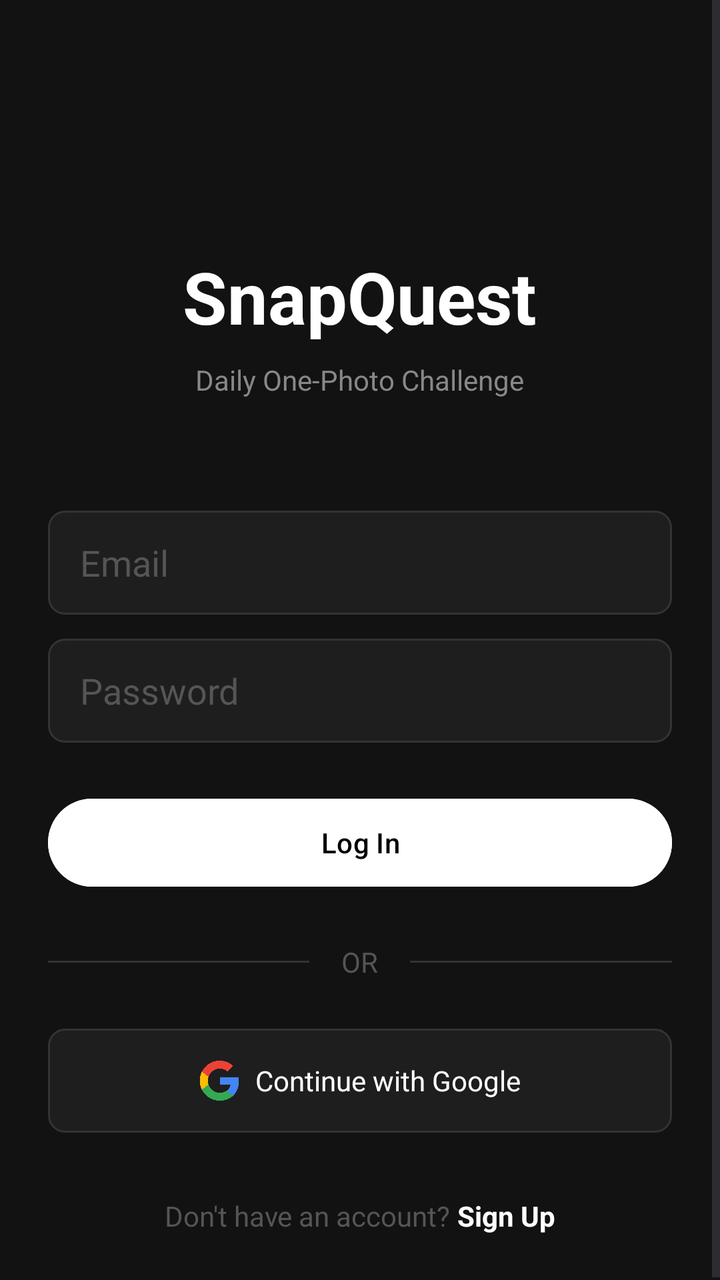
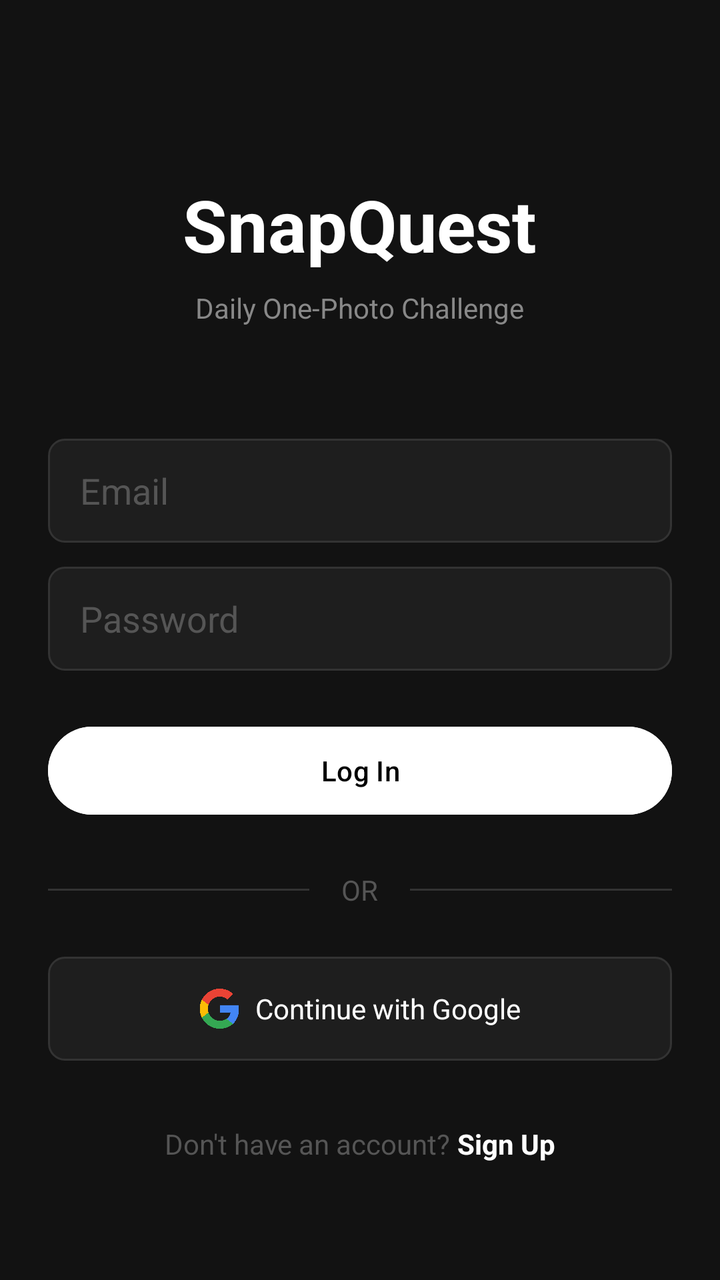

Compare the two renders of this Android layout. The source of the first and the diff that turns it into the second are given below.
<!-- AndroidManifest.xml: application theme Theme.SnapQuest -->
<!-- res/layout/activity_main.xml -->
<?xml version="1.0" encoding="utf-8"?>
<ScrollView xmlns:android="http://schemas.android.com/apk/res/android"
    android:layout_width="match_parent"
    android:layout_height="match_parent"
    android:background="#121212">

    <LinearLayout
        android:layout_width="match_parent"
        android:layout_height="wrap_content"
        android:orientation="vertical"
        android:padding="24dp"
        android:gravity="center_horizontal">

        <TextView
            android:layout_width="wrap_content"
            android:layout_height="wrap_content"
            android:text="SnapQuest"
            android:textColor="#FFFFFF"
            android:textSize="36sp"
            android:textStyle="bold"
            android:layout_marginTop="100dp"
            android:layout_marginBottom="8dp"/>

        <TextView
            android:layout_width="wrap_content"
            android:layout_height="wrap_content"
            android:text="Daily One-Photo Challenge"
            android:textColor="#888888"
            android:textSize="14sp"
            android:layout_marginBottom="56dp"/>

        <EditText
            android:id="@+id/etEmail"
            android:layout_width="match_parent"
            android:layout_height="52dp"
            android:hint="Email"
            android:inputType="textEmailAddress"
            android:background="@drawable/input_background"
            android:paddingStart="16dp"
            android:paddingEnd="16dp"
            android:layout_marginBottom="12dp"
            android:textColor="#FFFFFF"
            android:textColorHint="#555555"/>

        <EditText
            android:id="@+id/etPassword"
            android:layout_width="match_parent"
            android:layout_height="52dp"
            android:hint="Password"
            android:inputType="textPassword"
            android:background="@drawable/input_background"
            android:paddingStart="16dp"
            android:paddingEnd="16dp"
            android:layout_marginBottom="24dp"
            android:textColor="#FFFFFF"
            android:textColorHint="#555555"/>

        <Button
            android:id="@+id/btnLogin"
            android:layout_width="match_parent"
            android:layout_height="52dp"
            android:text="Log In"
            android:textColor="#000000"
            android:backgroundTint="#FFFFFF"
            android:layout_marginBottom="24dp"/>

        <LinearLayout
            android:layout_width="match_parent"
            android:layout_height="wrap_content"
            android:orientation="horizontal"
            android:gravity="center"
            android:layout_marginBottom="24dp">
            <View
                android:layout_width="0dp"
                android:layout_height="1dp"
                android:layout_weight="1"
                android:background="#333333"/>
            <TextView
                android:layout_width="wrap_content"
                android:layout_height="wrap_content"
                android:text="OR"
                android:textColor="#555555"
                android:paddingStart="16dp"
                android:paddingEnd="16dp"/>
            <View
                android:layout_width="0dp"
                android:layout_height="1dp"
                android:layout_weight="1"
                android:background="#333333"/>
        </LinearLayout>

        <LinearLayout
            android:id="@+id/btnGoogle"
            android:layout_width="match_parent"
            android:layout_height="52dp"
            android:orientation="horizontal"
            android:gravity="center"
            android:background="@drawable/input_background"
            android:layout_marginBottom="32dp"
            android:clickable="true"
            android:focusable="true">
            <ImageView
                android:layout_width="20dp"
                android:layout_height="20dp"
                android:layout_marginEnd="8dp"
                android:src="@drawable/google_icon"/>
            <TextView
                android:layout_width="wrap_content"
                android:layout_height="wrap_content"
                android:text="Continue with Google"
                android:textColor="#FFFFFF"
                android:textSize="14sp"/>
        </LinearLayout>

        <LinearLayout
            android:layout_width="match_parent"
            android:layout_height="wrap_content"
            android:gravity="center">
            <TextView
                android:layout_width="wrap_content"
                android:layout_height="wrap_content"
                android:text="Don't have an account? "
                android:textColor="#555555"/>
            <TextView
                android:id="@+id/tvGoToSignup"
                android:layout_width="wrap_content"
                android:layout_height="wrap_content"
                android:text="Sign Up"
                android:textColor="#FFFFFF"
                android:textStyle="bold"/>
        </LinearLayout>

    </LinearLayout>
</ScrollView>
<!-- resources referenced by this layout -->
<resources>
  <!-- drawable google_icon: png bitmap (drawable, 20357 bytes) -->
  <!-- drawable input_background (drawable) -->
  <?xml version="1.0" encoding="utf-8"?>
  <shape xmlns:android="http://schemas.android.com/apk/res/android"
      android:shape="rectangle">
      <solid android:color="#1E1E1E"/>
      <stroke android:width="1dp" android:color="#333333"/>
      <corners android:radius="8dp"/>
  </shape>
  <style name="Theme.SnapQuest" parent="Base.Theme.SnapQuest" />
  <style name="Base.Theme.SnapQuest" parent="Theme.Material3.DayNight.NoActionBar">
          
          
      </style>
</resources>

<!-- the commit's change to res/layout/activity_main.xml (unified diff, before → after) -->
@@ -1,5 +1,6 @@
 <?xml version="1.0" encoding="utf-8"?>
 <ScrollView xmlns:android="http://schemas.android.com/apk/res/android"
+    android:fitsSystemWindows="true"
     android:layout_width="match_parent"
     android:layout_height="match_parent"
     android:background="#121212">
@@ -18,7 +19,7 @@
             android:textColor="#FFFFFF"
             android:textSize="36sp"
             android:textStyle="bold"
-            android:layout_marginTop="100dp"
+            android:layout_marginTop="64dp"
             android:layout_marginBottom="8dp"/>
 
         <TextView
